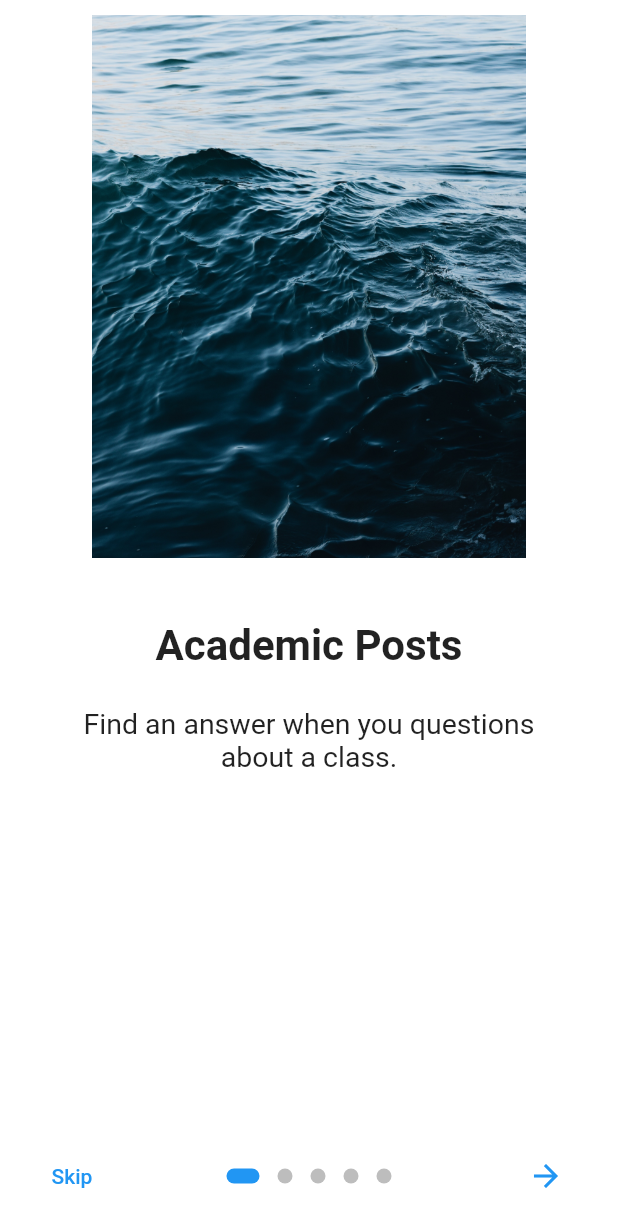
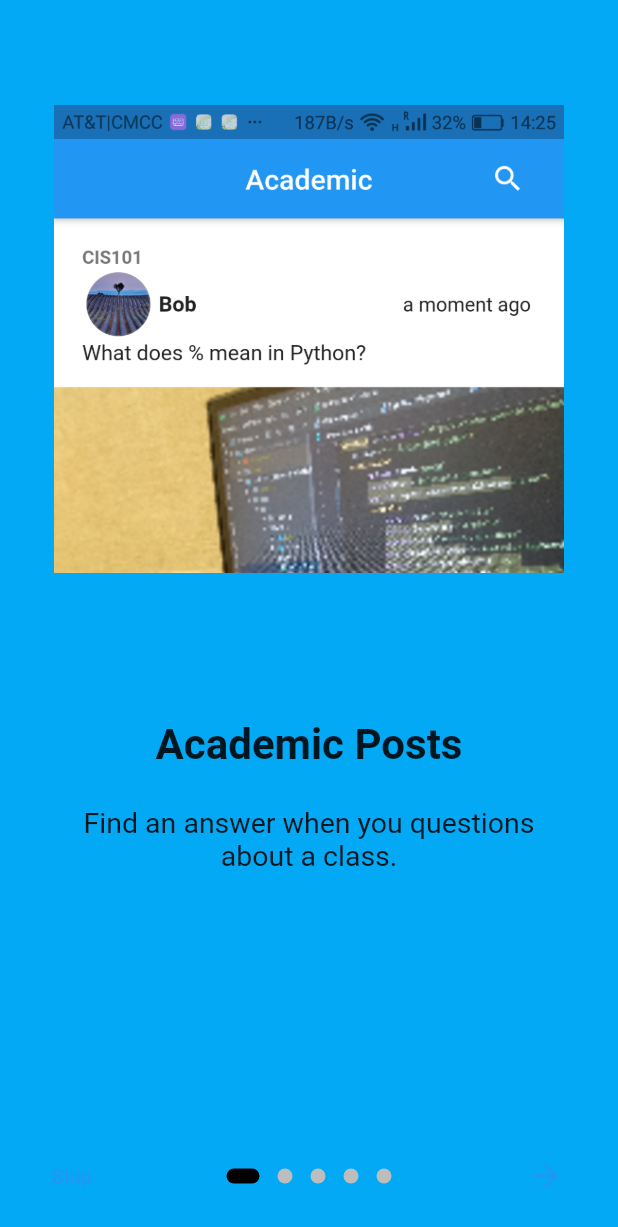
Before and after one commit to flybaflyba/QandA, a Flutter app: the screen it shows after launch, on a phone screen of 412 x 824 dp. Shown: the top 1227 px of the screen. Run offline on Flutter 3.47's test engine with Material 2 defaults, Android fonts, the phone set to English and light mode, and no system bars; drawn by our look-alikes of introduction_screen; our stand-ins replace auto_size_text, awesome_dialog, carousel_slider, cloud_firestore, file_picker, firebase_auth and 12 more; missing offline and left inert: flutter_absolute_path, multi_image_picker, nice_button; accounts and stored records are empty.

Commit message:
Add onboarding info - maybe to be improved

```diff
--- a/lib/pages/OnBoardingPage.dart
+++ b/lib/pages/OnBoardingPage.dart
@@ -19,7 +19,7 @@ class _OnBoardingPageState extends State<OnBoardingPage> {
 
   Widget buildImage(String assetName) {
     return Align(
-      child: Image.asset('assets/images/$assetName.jpg', width: 350.0),
+      child: Image.asset('assets/images/$assetName.png', width: 350.0),
       alignment: Alignment.bottomCenter,
     );
   }
@@ -31,38 +31,38 @@ class _OnBoardingPageState extends State<OnBoardingPage> {
       titleTextStyle: TextStyle(fontSize: 28.0, fontWeight: FontWeight.w700),
       bodyTextStyle: bodyStyle,
       descriptionPadding: EdgeInsets.fromLTRB(16.0, 0.0, 16.0, 16.0),
-      pageColor: Colors.white,
-      imagePadding: EdgeInsets.all(10),
+      pageColor: Colors.lightBlue,
+      imagePadding: EdgeInsets.only(top: 70),
     );
 
     return IntroductionScreen(
       key: introKey,
       pages: [
         PageViewModel(
-          title: "Academic Posts",
+          title: "\n\nAcademic Posts",
           body:
           "Find an answer when you questions about a class.",
-          image: buildImage('intro_a'),
+          image: buildImage('intro_academic'),
           decoration: pageDecoration,
         ),
         PageViewModel(
-          title: "Campus Life Posts",
+          title: "\n\nCampus Life Posts",
           body:
           "See what is going on on campus.",
-          image: buildImage('intro_b'),
+          image: buildImage('intro_campus_life'),
           decoration: pageDecoration,
         ),
         PageViewModel(
-          title: "Post Something",
+          title: "\n\nPost Something",
           body:
           "Share your life, or ask a question.",
-          image: buildImage('intro_c'),
+          image: buildImage('intro_post'),
           decoration: pageDecoration,
         ),
         PageViewModel(
-          title: "Large Image View",
+          title: "\n\nLarge Image View",
           body: "View an image in large scale, support zoom in and out!",
-          image: buildImage('intro_d'),
+          image: buildImage('intro_large'),
           // footer: RaisedButton(
           //   onPressed: () {
           //     introKey.currentState?.animateScroll(0);
@@ -79,9 +79,9 @@ class _OnBoardingPageState extends State<OnBoardingPage> {
           decoration: pageDecoration,
         ),
         PageViewModel(
-          title: "Your Home Page",
+          title: "\n\nYour Home Page",
           body: "Update your profile, and view the posts you made",
-          image: buildImage('intro_e'),
+          image: buildImage('intro_home'),
           decoration: pageDecoration,
         ),
       ],
@@ -96,6 +96,7 @@ class _OnBoardingPageState extends State<OnBoardingPage> {
       dotsDecorator: const DotsDecorator(
         size: Size(10.0, 10.0),
         color: Color(0xFFBDBDBD),
+        activeColor: Colors.black,
         activeSize: Size(22.0, 10.0),
         activeShape: RoundedRectangleBorder(
           borderRadius: BorderRadius.all(Radius.circular(25.0)),
```
Also changed, not shown: assets/images/intro_a.jpg (deleted), assets/images/intro_academic.png (added), assets/images/intro_b.jpg (deleted), assets/images/intro_campus_life.png (added), assets/images/intro_d.jpg (deleted), assets/images/intro_e.jpg (deleted), assets/images/intro_home.png (added), assets/images/intro_large.png (added), assets/images/intro_post.png (added), lib/pages/EditPostPage.dart (line endings or trailing spaces).
